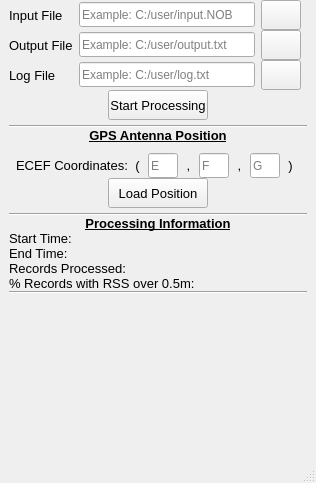
Old version of the form Project_1/mainwindow.ui in the repository Hannsel101/PCIP_Intern_Proj_1.
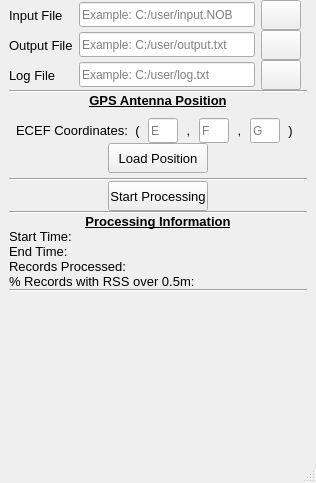
New version of the form.

Diff of the .ui file:
```diff
--- a/Project_1/mainwindow.ui
+++ b/Project_1/mainwindow.ui
@@ -47,48 +47,6 @@
     </property>
     <item row="3" column="0" colspan="4">
      <layout class="QVBoxLayout" name="verticalLayout_2">
-      <item alignment="Qt::AlignHCenter">
-       <widget class="QPushButton" name="process_Button">
-        <property name="minimumSize">
-         <size>
-          <width>0</width>
-          <height>30</height>
-         </size>
-        </property>
-        <property name="maximumSize">
-         <size>
-          <width>100</width>
-          <height>16777215</height>
-         </size>
-        </property>
-        <property name="font">
-         <font>
-          <pointsize>10</pointsize>
-          <weight>50</weight>
-          <bold>false</bold>
-         </font>
-        </property>
-        <property name="text">
-         <string>Start Processing</string>
-        </property>
-       </widget>
-      </item>
-      <item>
-       <spacer name="verticalSpacer_3">
-        <property name="orientation">
-         <enum>Qt::Vertical</enum>
-        </property>
-        <property name="sizeType">
-         <enum>QSizePolicy::Fixed</enum>
-        </property>
-        <property name="sizeHint" stdset="0">
-         <size>
-          <width>20</width>
-          <height>5</height>
-         </size>
-        </property>
-       </spacer>
-      </item>
       <item>
        <widget class="Line" name="line_4">
         <property name="frameShadow">
@@ -332,6 +290,39 @@
         </property>
        </spacer>
       </item>
+      <item>
+       <widget class="Line" name="line_3">
+        <property name="orientation">
+         <enum>Qt::Horizontal</enum>
+        </property>
+       </widget>
+      </item>
+      <item alignment="Qt::AlignHCenter">
+       <widget class="QPushButton" name="process_Button">
+        <property name="minimumSize">
+         <size>
+          <width>0</width>
+          <height>30</height>
+         </size>
+        </property>
+        <property name="maximumSize">
+         <size>
+          <width>100</width>
+          <height>16777215</height>
+         </size>
+        </property>
+        <property name="font">
+         <font>
+          <pointsize>10</pointsize>
+          <weight>50</weight>
+          <bold>false</bold>
+         </font>
+        </property>
+        <property name="text">
+         <string>Start Processing</string>
+        </property>
+       </widget>
+      </item>
       <item>
        <widget class="Line" name="line">
         <property name="orientation">
```
Left out of the diff: 2 changed lines with no effect on the pictures.
